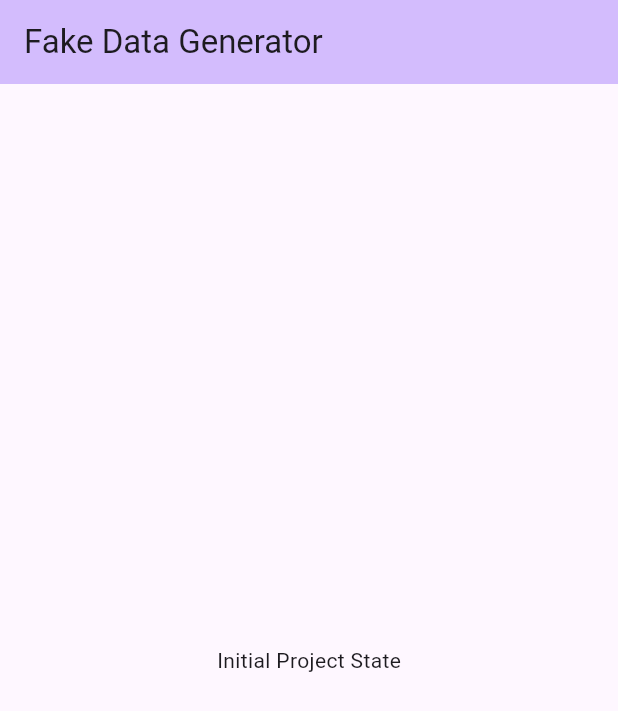
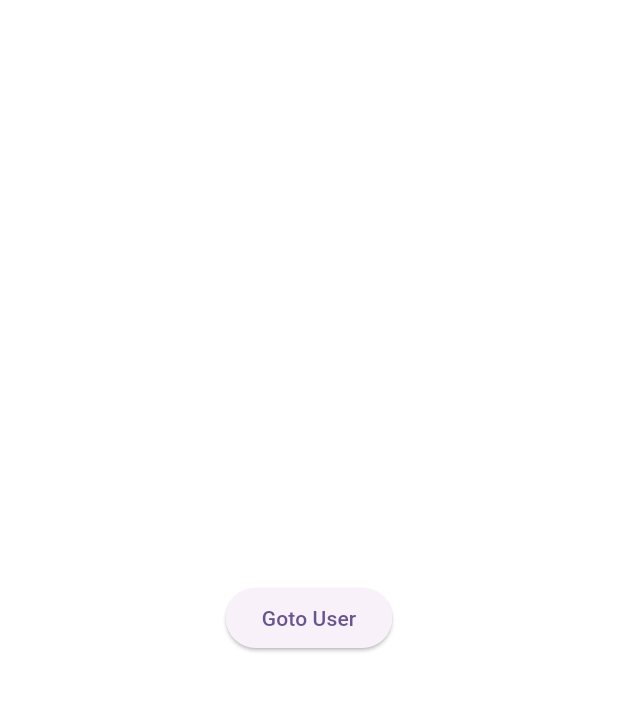
Before and after one commit to ThePunisher569/fake_data_generator, a Flutter app: the screen it shows after launch, on a phone screen of 412 x 824 dp. Shown: the top 711 px of the screen. Run offline on Flutter 3.47's test engine with Material 2 defaults, Android fonts, the phone set to English and light mode, and no system bars; our stand-ins replace dio, go_router, logger.

Commit message:
Routing setup completed

```diff
--- a/lib/main.dart
+++ b/lib/main.dart
@@ -1,4 +1,4 @@
-import 'package:fake_data_generator/api/services/api.dart';
+import 'package:fake_data_generator/router/router.dart';
 import 'package:flutter/material.dart';
 
 void main() {
@@ -10,55 +10,13 @@ class MyApp extends StatelessWidget {
 
   @override
   Widget build(BuildContext context) {
-    return MaterialApp(
+    return MaterialApp.router(
       title: 'Fake Data Generator',
       theme: ThemeData(
         colorScheme: ColorScheme.fromSeed(seedColor: Colors.deepPurple),
         useMaterial3: true,
       ),
-      home: const MyHomePage(title: 'Fake Data Generator'),
+      routerConfig: myRouter,
     );
   }
 }
-
-class MyHomePage extends StatefulWidget {
-  const MyHomePage({super.key, required this.title});
-
-  final String title;
-
-  @override
-  State<MyHomePage> createState() => _MyHomePageState();
-}
-
-class _MyHomePageState extends State<MyHomePage> {
-  final api = ApiService();
-
-  @override
-  void initState() {
-    super.initState();
-    fetchData();
-  }
-
-  void fetchData() {
-    // api.getUser();
-    // api.getAddress();
-    // api.getBank();
-    // api.getAppliance();
-    // api.getBeer();
-    // api.getBloodType();
-    // api.getCreditCard();
-  }
-
-  @override
-  Widget build(BuildContext context) {
-    return Scaffold(
-      appBar: AppBar(
-        backgroundColor: Theme.of(context).colorScheme.inversePrimary,
-        title: Text(widget.title),
-      ),
-      body: const Center(
-        child: Text('Initial Project State'),
-      ),
-    );
-  }
-}
--- a/lib/router/router.dart
+++ b/lib/router/router.dart
@@ -0,0 +1,52 @@
+import 'package:flutter/material.dart';
+import 'package:go_router/go_router.dart';
+
+import '../ui/address/address_screen.dart';
+import '../ui/appliance/appliance_screen.dart';
+import '../ui/bank/bank_screen.dart';
+import '../ui/beer/beer_screen.dart';
+import '../ui/blood_type/blood_type_screen.dart';
+import '../ui/credit_card/credit_card_screen.dart';
+import '../ui/home.dart';
+import '../ui/user/user_screen.dart';
+
+// TODO add different custom animation for each route
+
+final myRouter = GoRouter(
+  navigatorKey: GlobalKey<NavigatorState>(),
+  initialLocation: '/',
+  routes: [
+    GoRoute(
+      path: '/',
+      builder: (context, state) => const Home(),
+    ),
+    GoRoute(
+      path: '/user',
+      builder: (context, state) => const UserScreen(),
+    ),
+    GoRoute(
+      path: '/address',
+      builder: (context, state) => const AddressScreen(),
+    ),
+    GoRoute(
+      path: '/beer',
+      builder: (context, state) => const BeerScreen(),
+    ),
+    GoRoute(
+      path: '/banks',
+      builder: (context, state) => const BankScreen(),
+    ),
+    GoRoute(
+      path: '/appliance',
+      builder: (context, state) => const ApplianceScreen(),
+    ),
+    GoRoute(
+      path: '/credit-card',
+      builder: (context, state) => const CreditCardScreen(),
+    ),
+    GoRoute(
+      path: '/blood-type',
+      builder: (context, state) => const BloodTypeScreen(),
+    ),
+  ],
+);
--- /dev/null
+++ b/lib/ui/home.dart
@@ -0,0 +1,18 @@
+import 'package:fake_data_generator/router/router.dart';
+import 'package:flutter/material.dart';
+
+class Home extends StatelessWidget {
+  const Home({super.key});
+
+  @override
+  Widget build(BuildContext context) {
+    return Center(
+      child: ElevatedButton(
+        onPressed: () {
+          myRouter.go('/user');
+        },
+        child: const Text('Goto User'),
+      ),
+    );
+  }
+}
```
Also changed, not shown: lib/ui/address/address_screen.dart (added, +12 -0 lines), lib/ui/appliance/appliance_screen.dart (added, +12 -0 lines), lib/ui/bank/bank_screen.dart (added, +12 -0 lines), lib/ui/beer/beer_screen.dart (added, +12 -0 lines), lib/ui/blood_type/blood_type_screen.dart (added, +12 -0 lines), lib/ui/credit_card/credit_card_screen.dart (added, +12 -0 lines), lib/ui/user/user_screen.dart (added, +20 -0 lines), lib/ui/introduction.dart (deleted).
